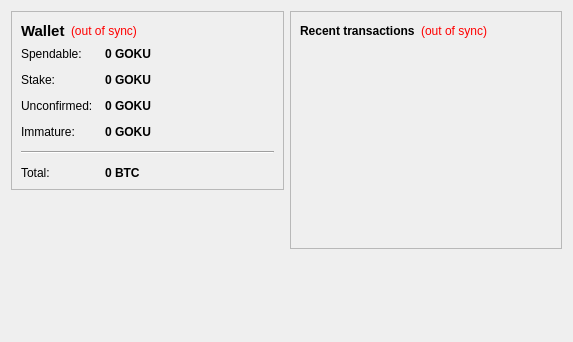
Qt form src/qt/forms/overviewpage.ui (spikecoin/SpikeCoin) before a commit.
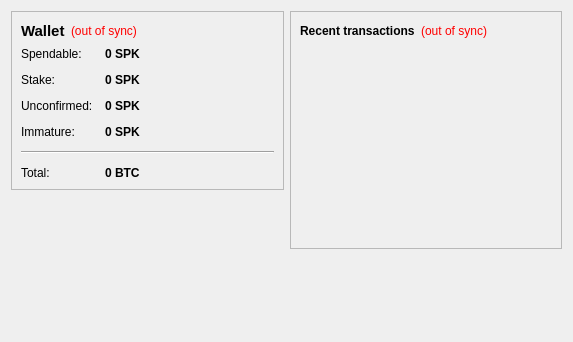
The same form after that commit.

Patch:
```diff
--- a/src/qt/forms/overviewpage.ui
+++ b/src/qt/forms/overviewpage.ui
@@ -105,7 +105,7 @@
              <string>Your current spendable balance</string>
             </property>
             <property name="text">
-             <string notr="true">0 GOKU</string>
+             <string notr="true">0 SPK</string>
             </property>
             <property name="textInteractionFlags">
              <set>Qt::LinksAccessibleByMouse|Qt::TextSelectableByKeyboard|Qt::TextSelectableByMouse</set>
@@ -134,7 +134,7 @@
              <string>Total of coins that was staked, and do not yet count toward the current balance</string>
             </property>
             <property name="text">
-             <string notr="true">0 GOKU</string>
+             <string notr="true">0 SPK</string>
             </property>
             <property name="textInteractionFlags">
              <set>Qt::LinksAccessibleByMouse|Qt::TextSelectableByKeyboard|Qt::TextSelectableByMouse</set>
@@ -163,7 +163,7 @@
              <string>Total of transactions that have yet to be confirmed, and do not yet count toward the current balance</string>
             </property>
             <property name="text">
-             <string notr="true">0 GOKU</string>
+             <string notr="true">0 SPK</string>
             </property>
             <property name="textInteractionFlags">
              <set>Qt::LinksAccessibleByMouse|Qt::TextSelectableByKeyboard|Qt::TextSelectableByMouse</set>
@@ -189,7 +189,7 @@
              <string>Mined balance that has not yet matured</string>
             </property>
             <property name="text">
-             <string notr="true">0 GOKU</string>
+             <string notr="true">0 SPK</string>
             </property>
             <property name="textInteractionFlags">
              <set>Qt::LinksAccessibleByMouse|Qt::TextSelectableByKeyboard|Qt::TextSelectableByMouse</set>
```
Left out of the diff: 4 changed lines with no effect on the pictures.
